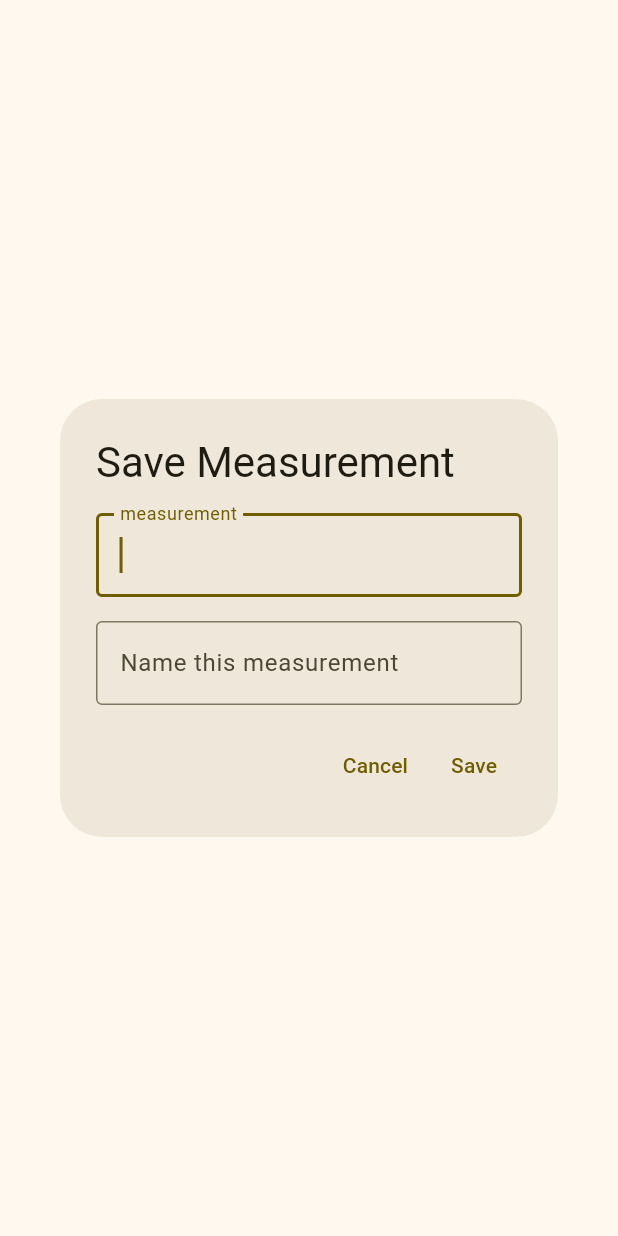
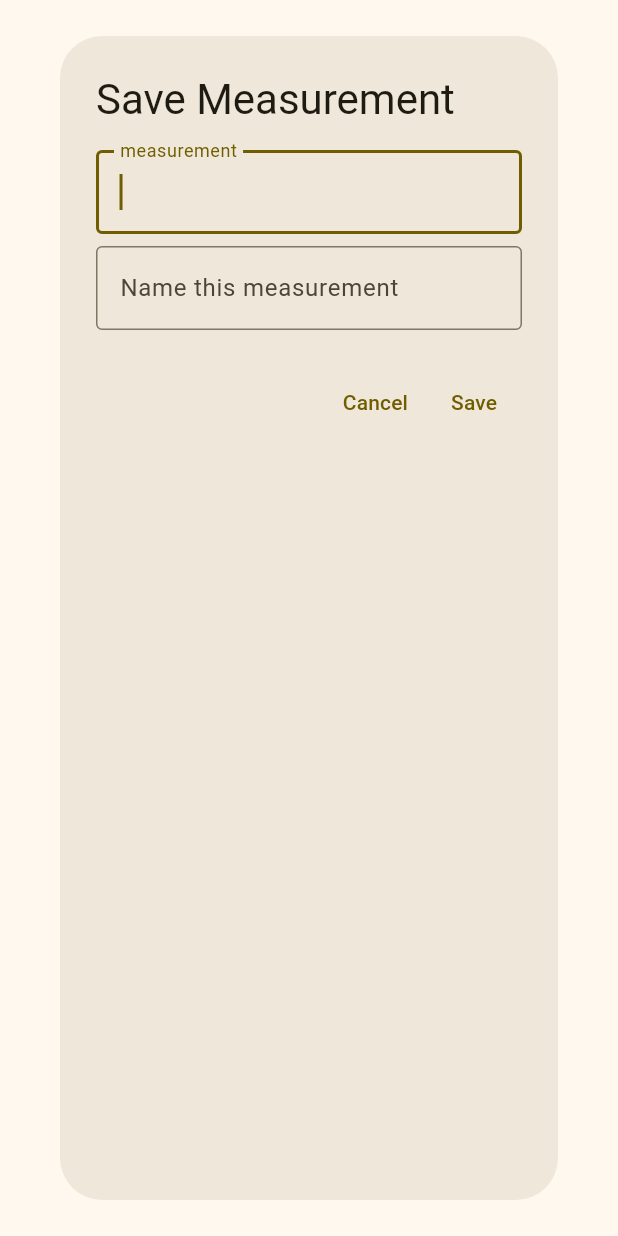
Before and after one commit to Epse/scissor_math, a Flutter app: the NewModal widget shown alone on an empty page, opened directly, on a phone screen of 412 x 824 dp. Run offline on Flutter 3.47's test engine with Material 3 defaults, Android fonts, the phone set to English and light mode, and no system bars; our stand-ins replace drift, drift_flutter, flutter_riverpod, riverpod; missing offline and left inert: drift_dev, sqlite3; accounts and stored records are empty; generated files the repository leaves out were written again.

Commit message:
Allow New Measurement modal to scroll
One needs it to be big enough

```diff
--- a/lib/widgets/measurements/new_modal.dart
+++ b/lib/widgets/measurements/new_modal.dart
@@ -32,13 +32,11 @@ class _NewModalState extends ConsumerState<NewModal> {
             padding: EdgeInsets.all(24.0),
             child: Form(
                 key: _formKey,
-                child: Column(
-                    mainAxisSize: MainAxisSize.min,
-                    crossAxisAlignment: CrossAxisAlignment.start,
-                    spacing: 16.0,
+                child: ListView(
                     children: [
                       Text(loc.saveMeasurement,
                           style: Theme.of(context).textTheme.headlineMedium),
+                      SizedBox(height: 16.0),
                       TextFormField(
                         controller: numberController,
                         autofocus: true,
@@ -60,6 +58,7 @@ class _NewModalState extends ConsumerState<NewModal> {
                           FilteringTextInputFormatter.digitsOnly
                         ],
                       ),
+                      SizedBox(height: 8.0),
                       TextFormField(
                         controller: controller,
                         decoration: InputDecoration(
@@ -73,6 +72,7 @@ class _NewModalState extends ConsumerState<NewModal> {
                           return null;
                         },
                       ),
+                      SizedBox(height: 24.0),
                       Row(
                         mainAxisAlignment: MainAxisAlignment.end,
                         children: [
```
